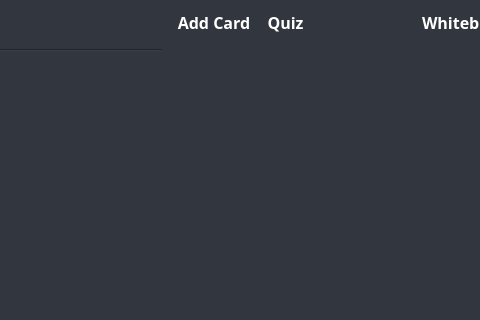
Before: the Qt Designer form groupwidget.ui in dparker2/StudyGroup, drawn with Qt 5; both pictures show x 208 to 688 and y 0 to 320 of the 1030 by 512 pixel window.
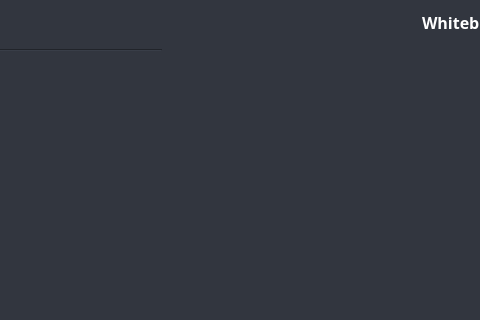
After: the same form once the commit is applied. The open tabs and pages were chosen to show the change. Icons and pictures are not drawn.

Diff of the .ui file:
```diff
--- a/groupwidget.ui
+++ b/groupwidget.ui
@@ -172,75 +172,6 @@
                   <property name="bottomMargin">
                    <number>0</number>
                   </property>
-                  <item>
-                   <widget class="QToolButton" name="add_card_button">
-                    <property name="enabled">
-                     <bool>true</bool>
-                    </property>
-                    <property name="font">
-                     <font>
-                      <family>Trebuchet MS</family>
-                      <pointsize>12</pointsize>
-                      <weight>75</weight>
-                      <italic>false</italic>
-                      <bold>true</bold>
-                     </font>
-                    </property>
-                    <property name="styleSheet">
-                     <string notr="true">QToolButton {
-background-color: rgb(50, 54, 63);
-color: white; 
-font:bold;
-border: 0px;
-}
-
-QToolButton:hover {
-	background-color: rgba(0, 127, 177, 0.6);
-}</string>
-                    </property>
-                    <property name="text">
-                     <string>Add Card</string>
-                    </property>
-                   </widget>
-                  </item>
-                  <item>
-                   <widget class="QToolButton" name="quiz_button">
-                    <property name="enabled">
-                     <bool>true</bool>
-                    </property>
-                    <property name="font">
-                     <font>
-                      <family>Trebuchet MS</family>
-                      <pointsize>12</pointsize>
-                      <weight>75</weight>
-                      <italic>false</italic>
-                      <bold>true</bold>
-                     </font>
-                    </property>
-                    <property name="styleSheet">
-                     <string notr="true">QToolButton {
-background-color: rgb(50, 54, 63);
-color: white; 
-font:bold;
-border: 0px;
-}
-
-QToolButton:hover {
-	background-color: rgba(0, 127, 177, 0.6);
-}
-
-QToolButton:checked {
-	background-color: rgb(0, 127, 177);
-}</string>
-                    </property>
-                    <property name="text">
-                     <string>Quiz</string>
-                    </property>
-                    <property name="checkable">
-                     <bool>true</bool>
-                    </property>
-                   </widget>
-                  </item>
                   <item>
                    <spacer name="horizontalSpacer_4">
                     <property name="orientation">
```
Left out of the diff: 2 changed lines with no effect on the pictures.
